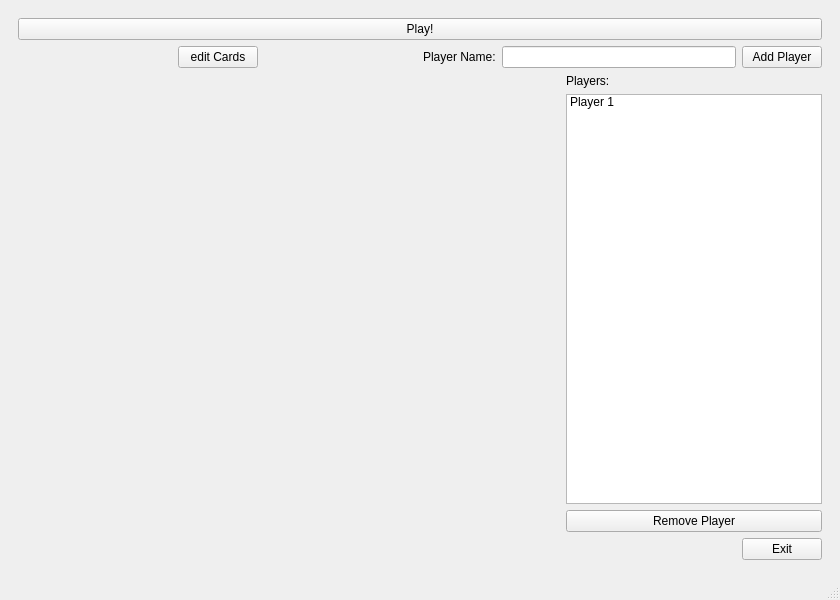
Qt form card_bank.ui (MitchellMcDuff/Card_Bank) before a commit.
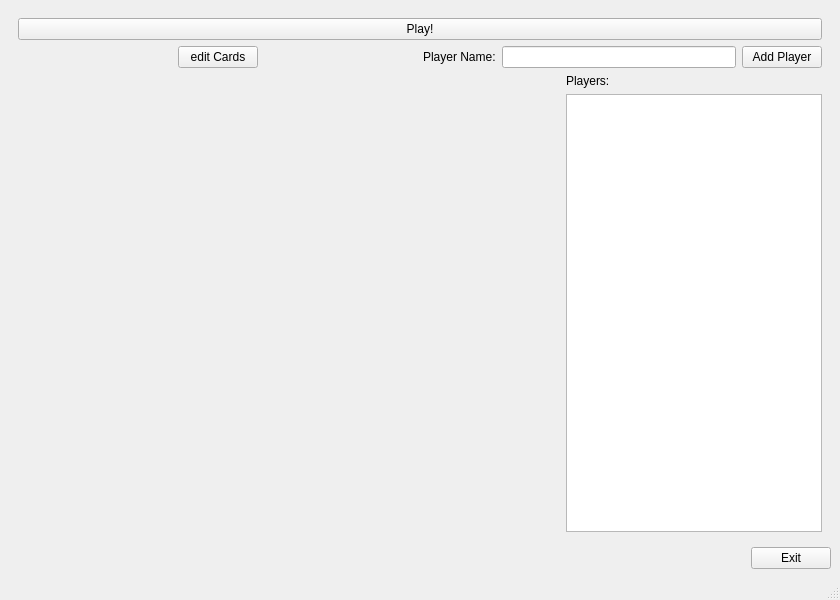
The same form after that commit.

Diff of the .ui file:
```diff
--- a/card_bank.ui
+++ b/card_bank.ui
@@ -124,13 +124,6 @@
               </property>
              </widget>
             </item>
-            <item row="2" column="1">
-             <widget class="QPushButton" name="pushButton">
-              <property name="text">
-               <string>Remove Player</string>
-              </property>
-             </widget>
-            </item>
             <item row="1" column="1">
              <widget class="QListWidget" name="playerListWidget">
               <property name="editTriggers">
@@ -154,22 +147,10 @@
               <property name="selectionRectVisible">
                <bool>true</bool>
               </property>
-              <item>
-               <property name="text">
-                <string>Player 1</string>
-               </property>
-               <property name="flags">
-                <set>ItemIsSelectable|ItemIsEditable|ItemIsDragEnabled|ItemIsUserCheckable|ItemIsEnabled</set>
-               </property>
-              </item>
              </widget>
             </item>
-           </layout>
-          </item>
-          <item>
-           <layout class="QHBoxLayout" name="horizontalLayout_5">
-            <item>
-             <spacer name="horizontalSpacer_4">
+            <item row="1" column="0">
+             <spacer name="horizontalSpacer_5">
               <property name="orientation">
                <enum>Qt::Horizontal</enum>
               </property>
@@ -181,13 +162,6 @@
               </property>
              </spacer>
             </item>
-            <item>
-             <widget class="QPushButton" name="exitButton">
-              <property name="text">
-               <string>Exit</string>
-              </property>
-             </widget>
-            </item>
            </layout>
           </item>
          </layout>
@@ -813,6 +787,30 @@
       </widget>
      </widget>
     </item>
+    <item row="1" column="0">
+     <layout class="QHBoxLayout" name="horizontalLayout_2">
+      <item>
+       <spacer name="horizontalSpacer_4">
+        <property name="orientation">
+         <enum>Qt::Horizontal</enum>
+        </property>
+        <property name="sizeHint" stdset="0">
+         <size>
+          <width>40</width>
+          <height>20</height>
+         </size>
+        </property>
+       </spacer>
+      </item>
+      <item>
+       <widget class="QPushButton" name="pushButton">
+        <property name="text">
+         <string>Exit</string>
+        </property>
+       </widget>
+      </item>
+     </layout>
+    </item>
    </layout>
   </widget>
   <widget class="QStatusBar" name="statusbar"/>
```
Left out of the diff: 69 changed lines with no effect on the pictures.
